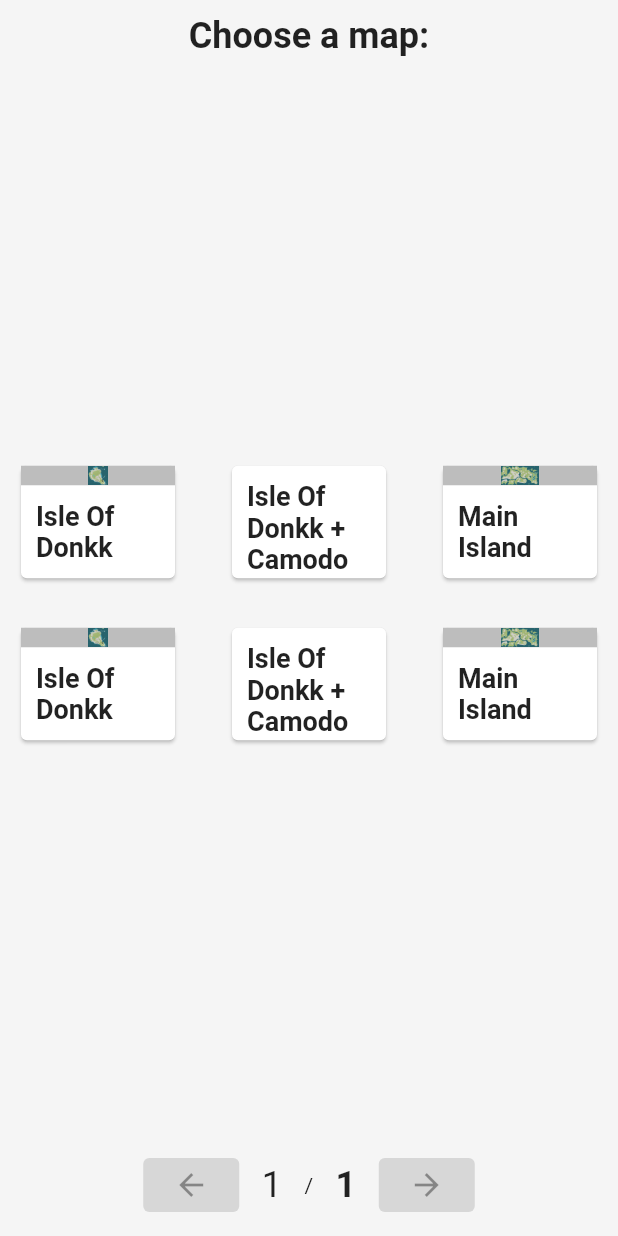
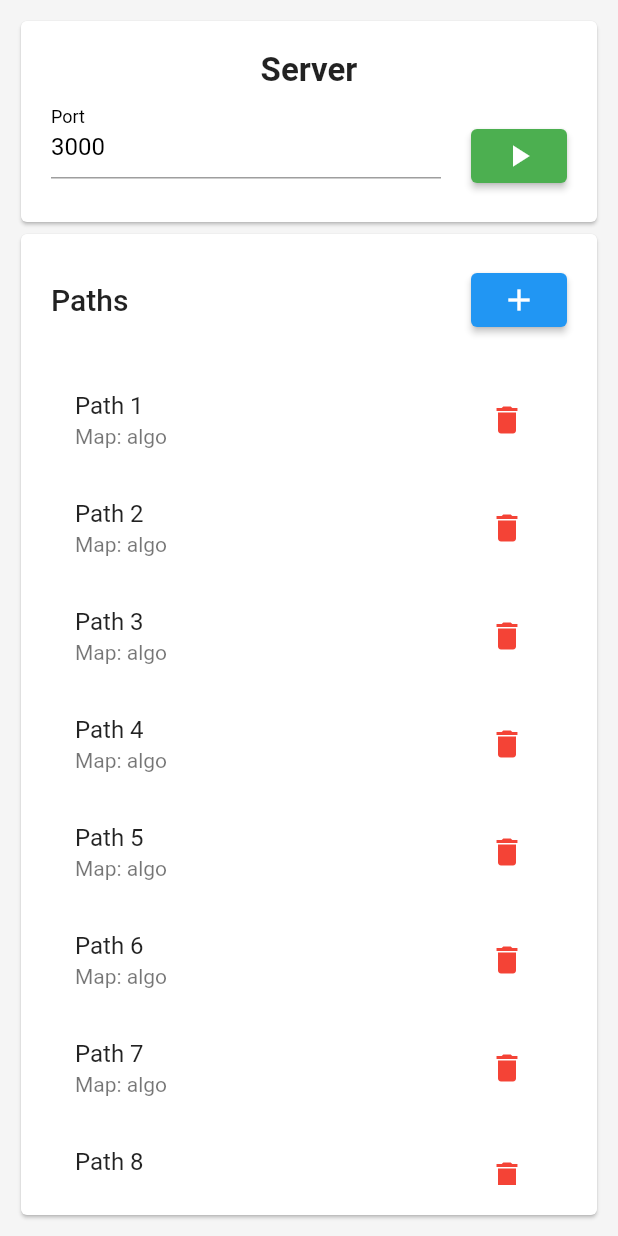
Before and after one commit to Levyks/stormworks-path-drawer-flutter, a Flutter app: the screen it shows after launch, on a phone screen of 412 x 824 dp. Run offline on Flutter 3.47's test engine with Material 2 defaults, Android fonts, the phone set to English and light mode, and no system bars; missing offline and left inert: alfred, window_size.

Commit message:
implemented home page and server

```diff
--- a/lib/classes/map.dart
+++ b/lib/classes/map.dart
@@ -20,9 +20,6 @@ class Map {
     Map('Isle Of Donkk', imgPath: 'assets/img/maps/isle-of-donkk.png'),
     Map('Isle Of Donkk + Camodo', imgPath: 'assets/img/maps/donkk-camodo.png'),
     Map('Main Island', imgPath: 'assets/img/maps/main-island.png'),
-    Map('Isle Of Donkk', imgPath: 'assets/img/maps/isle-of-donkk.png'),
-    Map('Isle Of Donkk + Camodo', imgPath: 'assets/img/maps/donkk-camodo.png'),
-    Map('Main Island', imgPath: 'assets/img/maps/main-island.png'),
   ];
 
 }
--- /dev/null
+++ b/lib/classes/server.dart
@@ -0,0 +1,56 @@
+import 'package:alfred/alfred.dart';
+import 'package:flutter/material.dart';
+
+class Server extends ChangeNotifier {
+
+  static int defaultPort = 3000;
+
+  final Alfred app;
+
+  int port = defaultPort;
+  bool running = false;
+  bool loading = false;
+
+  Server():
+    app = Alfred()
+  {
+    setRoutes();
+  }
+
+  setRoutes() {
+    app.get('/', (req, res) {
+      res.send('Hello World!');
+    });
+  }
+
+  Future<void> start(int port) async {
+
+    if(loading) return;
+    loading = true;
+
+    this.port = port;
+
+    await app.listen(port).whenComplete(() {
+      loading = false;
+    });
+
+    running = true;
+
+    notifyListeners();
+  }
+
+  Future<void> stop() async {
+
+    if(loading) return;
+    loading = true;
+
+    await app.close().whenComplete(() {
+      loading = false;
+    });
+
+    running = false;
+
+    notifyListeners();
+
+  }
+}
--- a/lib/main.dart
+++ b/lib/main.dart
@@ -1,7 +1,13 @@
 import 'dart:io';
+
 import 'package:flutter/material.dart';
-import 'widgets/home/home.dart';
+ import 'package:provider/provider.dart';
 import 'package:window_size/window_size.dart';
+
+import 'pages/home.dart';
+//import 'pages/map_selector.dart';
+
+import 'classes/server.dart';
 
 void main() {
   WidgetsFlutterBinding.ensureInitialized();
@@ -12,7 +18,12 @@ void main() {
     setWindowMaxSize(Size.infinite);
   }
 
-  runApp(const MyApp());
+  runApp(
+    ChangeNotifierProvider(
+      create: (context) => Server(),
+      child: const MyApp()
+    )
+  );
 }
 
 class MyApp extends StatelessWidget {
@@ -21,7 +32,6 @@ class MyApp extends StatelessWidget {
   @override
   Widget build(BuildContext context) {
     return const MaterialApp(
-      title: 'Welcome to Flutter',
       home: Home(),
     );
   }
--- /dev/null
+++ b/lib/pages/home.dart
@@ -0,0 +1,31 @@
+import 'package:flutter/material.dart';
+import '../widgets/home/server_manager.dart';
+import '../widgets/home/paths_list.dart';
+
+class Home extends StatelessWidget {
+  const Home({Key? key}) : super(key: key);
+
+  @override
+  Widget build(BuildContext context) {
+    return Scaffold(
+      backgroundColor: Colors.grey[100],
+      body: Container(
+        padding: const EdgeInsets.all(10),
+        child: Center(
+          child: Container(
+            constraints: const BoxConstraints(maxWidth: 600),
+            child: Column(
+              children: const [
+                Expanded(
+                  flex: 0,
+                  child: ServerManager()
+                ),
+                Expanded(child: PathsList()),
+              ]
+            )
+          )
+        ),
+      )
+    );
+  }
+}
--- a/lib/widgets/home/home.dart
+++ b/lib/pages/map_selector.dart
@@ -1,14 +1,8 @@
 import 'package:flutter/material.dart';
-import 'menu.dart';
+import '../widgets/map_selector/menu.dart';
 
-class Home extends StatefulWidget {
-  const Home({Key? key}) : super(key: key);
-
-  @override
-  _HomeState createState() => _HomeState();
-}
-
-class _HomeState extends State<Home> {
+class MapSelector extends StatelessWidget {
+  const MapSelector({Key? key}) : super(key: key);
 
   @override
   Widget build(BuildContext context) {
@@ -22,5 +16,4 @@ class _HomeState extends State<Home> {
       )
     );
   }
-
 }
--- /dev/null
+++ b/lib/widgets/home/paths_list.dart
@@ -0,0 +1,73 @@
+import 'package:flutter/material.dart';
+import '../../pages/map_selector.dart';
+
+class PathsList extends StatefulWidget {
+  const PathsList({Key? key}) : super(key: key);
+
+  @override
+  _PathsListState createState() => _PathsListState();
+}
+
+class _PathsListState extends State<PathsList> {
+  @override
+  Widget build(BuildContext context) {
+    return Card(
+      child: Container(
+        padding: const EdgeInsets.all(20),
+        child: Column(
+          children: [
+            Row(
+              children: [
+
+                Expanded(
+                  child: Text(
+                    'Paths',
+                    style: Theme.of(context).textTheme.headline6,
+                  ),
+                ),
+
+                ElevatedButton(
+                  onPressed: () {
+                    Navigator.push(
+                      context,
+                      MaterialPageRoute(builder: (context) => const MapSelector())
+                    );
+                  },
+                  child: const Icon(Icons.add)
+                )
+
+              ],
+            ),
+
+            Expanded(
+              child: Container(
+                margin: const EdgeInsets.only(top: 20),
+                child: ListView.builder(
+                  itemCount: 10,
+                  itemBuilder: (context, index) {
+                    return ListTile(
+                      title: Text('Path ${index + 1}'),
+                      subtitle: const Text('Map: algo'),
+                      trailing: IconButton(
+                        onPressed: () {
+
+                        },
+                        color: Colors.red,
+                        tooltip: "Delete",
+                        icon: const Icon(Icons.delete)
+                      ),
+                      onTap: () {
+
+                      },
+                    );
+                  },
+                )
+              ),
+            )
+
+          ],
+        )
+      )
+    );
+  }
+}
--- /dev/null
+++ b/lib/widgets/home/server_manager.dart
@@ -0,0 +1,105 @@
+import 'package:flutter/material.dart';
+import 'package:flutter/services.dart';
+import 'package:provider/provider.dart';
+
+import '../../classes/server.dart';
+
+class ServerManager extends StatefulWidget {
+  const ServerManager({Key? key}) : super(key: key);
+
+  @override
+  _ServerManagerState createState() => _ServerManagerState();
+}
+
+class _ServerManagerState extends State<ServerManager> {
+
+  final _controller = TextEditingController(text: Server.defaultPort.toString());
+  String? _errorText;
+
+  void setError(dynamic error) {
+    setState(() {
+      _errorText = error == null ? error : error.toString();
+    });
+  }
+
+  void handleStartStopPress(Server server) async {
+
+    if (server.running) {
+
+      await server.stop().then((_) {
+        setError(null);
+      }).catchError((error) {
+        setError(error);
+      });
+
+    } else {
+
+      int? port = int.tryParse(_controller.text);
+
+      if (port == null) {
+        throw 'Invalid port';
+      }
+
+      await server.start(port).then((_) {
+        setError(null);
+      }).catchError((error) {
+        setError(error);
+      });
+
+    }
+  }
+
+  @override
+  Widget build(BuildContext context) {
+    return Card(
+      child: Container(
+        padding: const EdgeInsets.all(20),
+        child: Consumer<Server>(
+          builder: (context, server, child) {
+            _controller.text = server.port.toString();
+            return Column(
+              children: [
+                const Text('Server', style: TextStyle(fontWeight: FontWeight.w600, fontSize: 22)),
+                Row(
+                  crossAxisAlignment: CrossAxisAlignment.start,
+                  children: [
+
+                    Expanded(child: TextField(
+
+                      decoration: InputDecoration(
+                        labelText: 'Port',
+                        hintText: 'Port',
+                        labelStyle: TextStyle(color: server.running ? Colors.grey : Colors.black),
+                        errorText: _errorText,
+                        errorMaxLines: 5
+                      ),
+
+                      enabled: !server.running,
+                      style: TextStyle(color: server.running ? Colors.grey : Colors.black),
+                      controller: _controller,
+                      keyboardType: TextInputType.number,
+                      inputFormatters: [FilteringTextInputFormatter.digitsOnly],
+
+                    )),
+
+                    Container(
+                      margin: const EdgeInsets.only(left: 20, top: 20),
+                      child: ElevatedButton(
+                        onPressed: () => handleStartStopPress(server),
+                        child: Icon(server.running ? Icons.stop_sharp : Icons.play_arrow),
+                        style: ElevatedButton.styleFrom(
+                          primary: server.running ? Colors.red : Colors.green
+                        ),
+                      ),
+                    )
+
+                  ]
+                )
+              ]
+            );
+          }
+        )
+      )
+    );
+  }
+}
--- a/lib/widgets/home/menu.dart
+++ b/lib/widgets/map_selector/menu.dart
@@ -1,7 +1,12 @@
 import 'package:flutter/material.dart';
 import 'option.dart';
+
+import 'create_map_dialog.dart';
 import 'placeholder_option.dart';
+import '../misc/header.dart';
+
 import '../../classes/map.dart';
+
 
 class Menu extends StatefulWidget {
 
@@ -21,16 +26,23 @@ class _MenuState extends State<Menu> {
 
   int get numberOfPages => maps.length ~/ pageSize + (maps.length % pageSize == 0 ? 0 : 1);
 
-  decrementPage() {
+  void decrementPage() {
     setState(() {
       currentPage--;
     });
   }
 
-  incrementPage() {
+  void incrementPage() {
     setState(() {
       currentPage++;
     });
+  }
+
+  void createMap() {
+    showDialog(
+      context: context,
+      builder: (context) => const CreateMapDialog()
+    );
   }
 
   @override
@@ -38,15 +50,13 @@ class _MenuState extends State<Menu> {
     return Column(
       mainAxisAlignment: MainAxisAlignment.spaceBetween,
       children: [
-        const Text(
-          "Choose a map:",
-          style: TextStyle(
-            fontSize: 24,
-            fontWeight: FontWeight.bold,
-          ),
-        ),
+        const Header(title: "Choose a map"),
+
+        Column(
+          children:[
             Container(
               constraints: const BoxConstraints(maxWidth: 800),
+              margin: const EdgeInsets.only(bottom: 20),
               child: GridView.builder(
                 gridDelegate: const SliverGridDelegateWithFixedCrossAxisCount(
                   mainAxisSpacing: 25,
@@ -61,11 +71,18 @@ class _MenuState extends State<Menu> {
                   return realIndex < maps.length ?
                     Option(
                       map: maps[realIndex],
+
                     ) :
-                const PlaceholderOption();
+                    PlaceholderOption(
+                      onTap: createMap,
+                    );
                 },
               )
             ),
+            ElevatedButton(onPressed: createMap, child: const Text("New Map"))
+          ]
+        ),
+
         Row(
           mainAxisAlignment: MainAxisAlignment.center,
           children: [
@@ -82,6 +99,7 @@ class _MenuState extends State<Menu> {
             ElevatedButton(onPressed: (currentPage + 1) < numberOfPages ? incrementPage : null, child: const Icon(Icons.arrow_forward))
           ],
         )
+
       ],
     );
   }
--- a/lib/widgets/home/option.dart
+++ b/lib/widgets/map_selector/option.dart
@@ -1,6 +1,6 @@
 import 'package:flutter/material.dart';
 import '../../classes/map.dart';
-import '../grow_on_hover.dart';
+import '../misc/grow_on_hover.dart';
 
 class Option extends StatelessWidget {
 
--- a/pubspec.yaml
+++ b/pubspec.yaml
@@ -39,6 +39,8 @@ dependencies:
   # The following adds the Cupertino Icons font to your application.
   # Use with the CupertinoIcons class for iOS style icons.
   cupertino_icons: ^1.0.2
+  alfred: ^0.1.5+1
+  provider: ^6.0.1
 
 dev_dependencies:
   flutter_test:
```
Also changed, not shown: lib/widgets/home/placeholder_option.dart (deleted, +0 -53 lines), lib/widgets/map_selector/create_map_dialog.dart (added, +58 -0 lines), lib/widgets/map_selector/placeholder_option.dart (added, +58 -0 lines), lib/widgets/misc/header.dart (added, +34 -0 lines), lib/widgets/misc/grow_on_hover.dart (renamed from lib/widgets/grow_on_hover.dart), pubspec.lock. Lines whose indentation alone changed are shown as unchanged.
